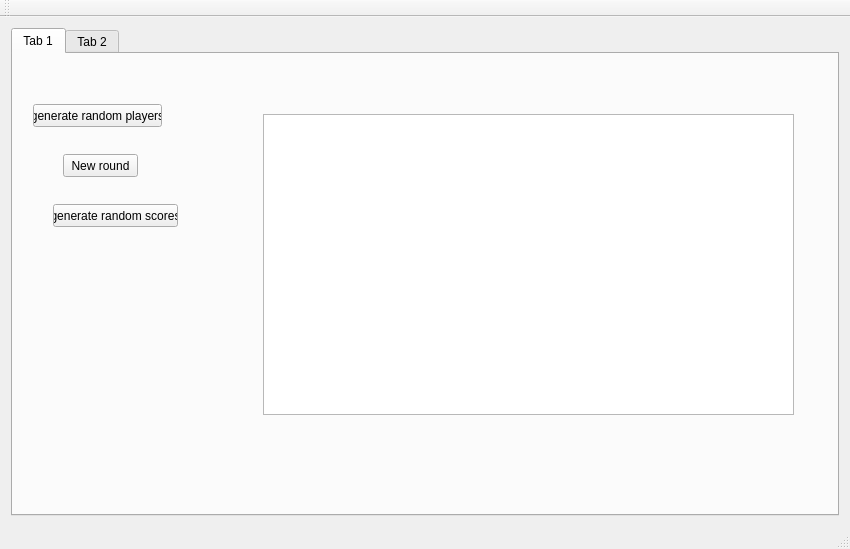
The window that mainwindow.ui (dsarrut/btm) describes before a commit, drawn with Qt 5.
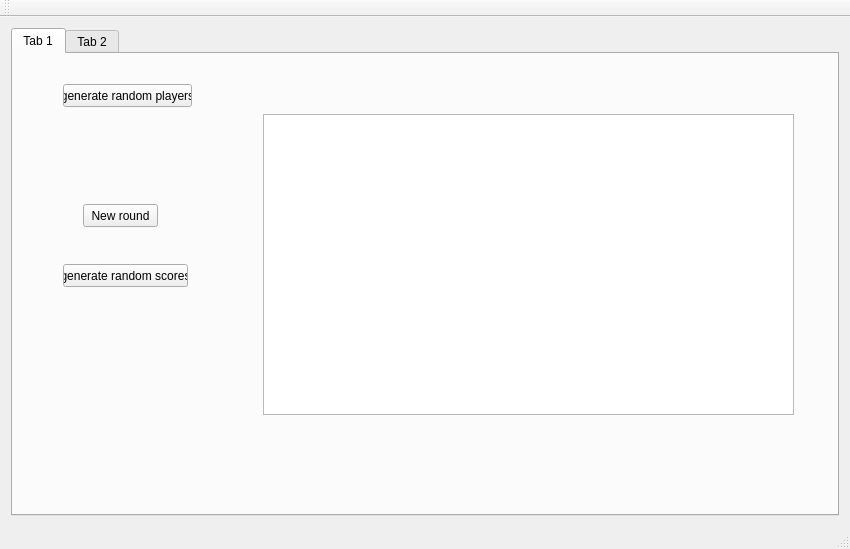
The same window after the commit.

Diff of the .ui file:
```diff
--- a/mainwindow.ui
+++ b/mainwindow.ui
@@ -24,8 +24,8 @@
        <widget class="QPushButton" name="pushButton">
         <property name="geometry">
          <rect>
-          <x>50</x>
-          <y>100</y>
+          <x>70</x>
+          <y>150</y>
           <width>75</width>
           <height>23</height>
          </rect>
@@ -37,8 +37,8 @@
        <widget class="QPushButton" name="pushButton_rnd_players">
         <property name="geometry">
          <rect>
-          <x>20</x>
-          <y>50</y>
+          <x>50</x>
+          <y>30</y>
           <width>129</width>
           <height>23</height>
          </rect>
@@ -50,8 +50,8 @@
        <widget class="QPushButton" name="pushButton_rnd_players_2">
         <property name="geometry">
          <rect>
-          <x>40</x>
-          <y>150</y>
+          <x>50</x>
+          <y>210</y>
           <width>125</width>
           <height>23</height>
          </rect>
```
